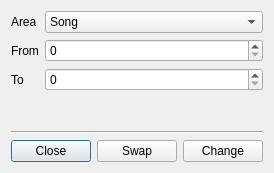
Above: src/changeinstrumentdialog.ui from gitGNU/gnu_tutka before the change. Below: the same form after it.
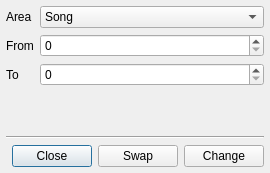
That is the form after the change.

Commit message: Fixes: margins didn't really rock

The edit to the form file:
```diff
--- a/src/changeinstrumentdialog.ui
+++ b/src/changeinstrumentdialog.ui
@@ -14,6 +14,12 @@
    <string>Change Instrument</string>
   </property>
   <layout class="QVBoxLayout" name="verticalLayout">
+   <property name="spacing">
+    <number>6</number>
+   </property>
+   <property name="margin">
+    <number>6</number>
+   </property>
    <item>
     <layout class="QFormLayout" name="formLayout">
      <property name="fieldGrowthPolicy">
@@ -90,6 +96,9 @@
    </item>
    <item>
     <layout class="QHBoxLayout" name="horizontalLayout">
+     <property name="spacing">
+      <number>6</number>
+     </property>
      <item>
       <widget class="QDialogButtonBox" name="buttonBox">
        <property name="orientation">
```
The commit also changes 12 other files.
